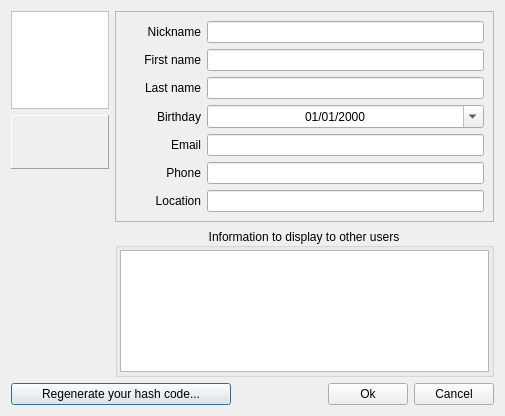
Before: the Qt Designer form src/desktop/GuiEditVCard.ui in shadowyli/shadow-chat, drawn with Qt 5.
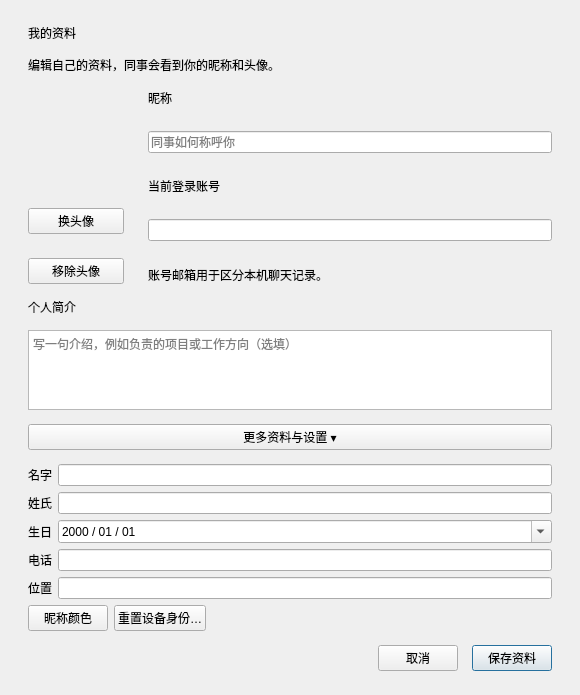
After: the same form once the commit is applied. Icons and pictures are not drawn.

Commit message: feat: deliver ShadowChat 1.1.1 with mandatory updates

```diff
--- a/src/desktop/GuiEditVCard.ui
+++ b/src/desktop/GuiEditVCard.ui
@@ -2,577 +2,56 @@
 <ui version="4.0">
  <class>GuiVCardDialog</class>
  <widget class="QDialog" name="GuiVCardDialog">
-  <property name="geometry">
-   <rect>
-    <x>0</x>
-    <y>0</y>
-    <width>505</width>
-    <height>416</height>
-   </rect>
-  </property>
-  <property name="windowTitle">
-   <string>Dialog</string>
-  </property>
-  <layout class="QGridLayout" name="gridLayout_3">
-   <item row="0" column="0">
-    <widget class="QLabel" name="mp_lPhoto">
-     <property name="sizePolicy">
-      <sizepolicy hsizetype="Fixed" vsizetype="Fixed">
-       <horstretch>0</horstretch>
-       <verstretch>0</verstretch>
-      </sizepolicy>
-     </property>
-     <property name="minimumSize">
-      <size>
-       <width>98</width>
-       <height>98</height>
-      </size>
-     </property>
-     <property name="maximumSize">
-      <size>
-       <width>98</width>
-       <height>98</height>
-      </size>
-     </property>
-     <property name="palette">
-      <palette>
-       <active>
-        <colorrole role="Base">
-         <brush brushstyle="SolidPattern">
-          <color alpha="255">
-           <red>255</red>
-           <green>255</green>
-           <blue>255</blue>
-          </color>
-         </brush>
-        </colorrole>
-        <colorrole role="Window">
-         <brush brushstyle="SolidPattern">
-          <color alpha="255">
-           <red>255</red>
-           <green>255</green>
-           <blue>255</blue>
-          </color>
-         </brush>
-        </colorrole>
-       </active>
-       <inactive>
-        <colorrole role="Base">
-         <brush brushstyle="SolidPattern">
-          <color alpha="255">
-           <red>255</red>
-           <green>255</green>
-           <blue>255</blue>
-          </color>
-         </brush>
-        </colorrole>
-        <colorrole role="Window">
-         <brush brushstyle="SolidPattern">
-          <color alpha="255">
-           <red>255</red>
-           <green>255</green>
-           <blue>255</blue>
-          </color>
-         </brush>
-        </colorrole>
-       </inactive>
-       <disabled>
-        <colorrole role="Base">
-         <brush brushstyle="SolidPattern">
-          <color alpha="255">
-           <red>255</red>
-           <green>255</green>
-           <blue>255</blue>
-          </color>
-         </brush>
-        </colorrole>
-        <colorrole role="Window">
-         <brush brushstyle="SolidPattern">
-          <color alpha="255">
-           <red>255</red>
-           <green>255</green>
-           <blue>255</blue>
-          </color>
-         </brush>
-        </colorrole>
-       </disabled>
-      </palette>
-     </property>
-     <property name="autoFillBackground">
-      <bool>true</bool>
-     </property>
-     <property name="frameShape">
-      <enum>QFrame::StyledPanel</enum>
-     </property>
-     <property name="frameShadow">
-      <enum>QFrame::Plain</enum>
-     </property>
-     <property name="text">
-      <string/>
-     </property>
-     <property name="scaledContents">
-      <bool>true</bool>
-     </property>
-    </widget>
-   </item>
-   <item row="0" column="1" rowspan="3">
-    <widget class="QFrame" name="mp_frame">
-     <property name="sizePolicy">
-      <sizepolicy hsizetype="Expanding" vsizetype="Preferred">
-       <horstretch>0</horstretch>
-       <verstretch>0</verstretch>
-      </sizepolicy>
-     </property>
-     <property name="frameShape">
-      <enum>QFrame::StyledPanel</enum>
-     </property>
-     <property name="frameShadow">
-      <enum>QFrame::Sunken</enum>
-     </property>
-     <layout class="QGridLayout" name="gridLayout">
-      <item row="2" column="1">
-       <widget class="QLineEdit" name="mp_leLastName">
-        <property name="maxLength">
-         <number>30</number>
-        </property>
-       </widget>
-      </item>
-      <item row="3" column="1">
-       <widget class="QDateEdit" name="mp_deBirthday">
-        <property name="sizePolicy">
-         <sizepolicy hsizetype="Expanding" vsizetype="Fixed">
-          <horstretch>0</horstretch>
-          <verstretch>0</verstretch>
-         </sizepolicy>
-        </property>
-        <property name="alignment">
-         <set>Qt::AlignCenter</set>
-        </property>
-        <property name="displayFormat">
-         <string>dd/MM/yyyy</string>
-        </property>
-        <property name="calendarPopup">
-         <bool>true</bool>
-        </property>
-       </widget>
-      </item>
-      <item row="5" column="0">
-       <widget class="QLabel" name="mp_lPhone">
-        <property name="sizePolicy">
-         <sizepolicy hsizetype="Minimum" vsizetype="Preferred">
-          <horstretch>0</horstretch>
-          <verstretch>0</verstretch>
-         </sizepolicy>
-        </property>
-        <property name="minimumSize">
-         <size>
-          <width>76</width>
-          <height>0</height>
-         </size>
-        </property>
-        <property name="text">
-         <string>Phone</string>
-        </property>
-        <property name="alignment">
-         <set>Qt::AlignRight|Qt::AlignTrailing|Qt::AlignVCenter</set>
-        </property>
-       </widget>
-      </item>
-      <item row="0" column="0">
-       <widget class="QLabel" name="mp_lNickname">
-        <property name="sizePolicy">
-         <sizepolicy hsizetype="Minimum" vsizetype="Preferred">
-          <horstretch>0</horstretch>
-          <verstretch>0</verstretch>
-         </sizepolicy>
-        </property>
-        <property name="minimumSize">
-         <size>
-          <width>76</width>
-          <height>0</height>
-         </size>
-        </property>
-        <property name="text">
-         <string>Nickname</string>
-        </property>
-        <property name="alignment">
-         <set>Qt::AlignRight|Qt::AlignTrailing|Qt::AlignVCenter</set>
-        </property>
-       </widget>
-      </item>
-      <item row="1" column="0">
-       <widget class="QLabel" name="mp_lFirstName">
-        <property name="sizePolicy">
-         <sizepolicy hsizetype="Minimum" vsizetype="Preferred">
-          <horstretch>0</horstretch>
-          <verstretch>0</verstretch>
-         </sizepolicy>
-        </property>
-        <property name="minimumSize">
-         <size>
-          <width>76</width>
-          <height>0</height>
-         </size>
-        </property>
-        <property name="text">
-         <string>First name</string>
-        </property>
-        <property name="alignment">
-         <set>Qt::AlignRight|Qt::AlignTrailing|Qt::AlignVCenter</set>
-        </property>
-       </widget>
-      </item>
-      <item row="1" column="1">
-       <widget class="QLineEdit" name="mp_leFirstName">
-        <property name="maxLength">
-         <number>30</number>
-        </property>
-       </widget>
-      </item>
-      <item row="4" column="1">
-       <widget class="QLineEdit" name="mp_leEmail">
-        <property name="maxLength">
-         <number>80</number>
-        </property>
-       </widget>
-      </item>
-      <item row="4" column="0">
-       <widget class="QLabel" name="mp_lEmail">
-        <property name="sizePolicy">
-         <sizepolicy hsizetype="Fixed" vsizetype="Preferred">
-          <horstretch>0</horstretch>
-          <verstretch>0</verstretch>
-         </sizepolicy>
-        </property>
-        <property name="minimumSize">
-         <size>
-          <width>76</width>
-          <height>0</height>
-         </size>
-        </property>
-        <property name="text">
-         <string>Email</string>
-        </property>
-        <property name="alignment">
-         <set>Qt::AlignRight|Qt::AlignTrailing|Qt::AlignVCenter</set>
-        </property>
-       </widget>
-      </item>
-      <item row="5" column="1">
-       <widget class="QLineEdit" name="mp_lePhone">
-        <property name="maxLength">
-         <number>80</number>
-        </property>
-       </widget>
-      </item>
-      <item row="2" column="0">
-       <widget class="QLabel" name="mp_lLastName">
-        <property name="sizePolicy">
-         <sizepolicy hsizetype="Minimum" vsizetype="Preferred">
-          <horstretch>0</horstretch>
-          <verstretch>0</verstretch>
-         </sizepolicy>
-        </property>
-        <property name="minimumSize">
-         <size>
-          <width>76</width>
-          <height>0</height>
-         </size>
-        </property>
-        <property name="text">
-         <string>Last name</string>
-        </property>
-        <property name="alignment">
-         <set>Qt::AlignRight|Qt::AlignTrailing|Qt::AlignVCenter</set>
-        </property>
-       </widget>
-      </item>
-      <item row="3" column="0">
-       <widget class="QLabel" name="mp_lBirthday">
-        <property name="sizePolicy">
-         <sizepolicy hsizetype="Fixed" vsizetype="Preferred">
-          <horstretch>0</horstretch>
-          <verstretch>0</verstretch>
-         </sizepolicy>
-        </property>
-        <property name="minimumSize">
-         <size>
-          <width>76</width>
-          <height>0</height>
-         </size>
-        </property>
-        <property name="text">
-         <string>Birthday</string>
-        </property>
-        <property name="alignment">
-         <set>Qt::AlignRight|Qt::AlignTrailing|Qt::AlignVCenter</set>
-        </property>
-       </widget>
-      </item>
-      <item row="0" column="1">
-       <widget class="QLineEdit" name="mp_leNickname">
-        <property name="text">
-         <string/>
-        </property>
-        <property name="maxLength">
-         <number>50</number>
-        </property>
-       </widget>
-      </item>
-      <item row="6" column="0">
-       <widget class="QLabel" name="mp_lRoom">
-        <property name="toolTip">
-         <string>Your room, location or address</string>
-        </property>
-        <property name="text">
-         <string>Location</string>
-        </property>
-        <property name="alignment">
-         <set>Qt::AlignRight|Qt::AlignTrailing|Qt::AlignVCenter</set>
-        </property>
-       </widget>
-      </item>
-      <item row="6" column="1">
-       <widget class="QLineEdit" name="mp_leRoom"/>
-      </item>
-     </layout>
-    </widget>
-   </item>
-   <item row="1" column="0">
-    <widget class="QFrame" name="frame">
-     <property name="sizePolicy">
-      <sizepolicy hsizetype="Fixed" vsizetype="Preferred">
-       <horstretch>0</horstretch>
-       <verstretch>0</verstretch>
-      </sizepolicy>
-     </property>
-     <property name="minimumSize">
-      <size>
-       <width>98</width>
-       <height>42</height>
-      </size>
-     </property>
-     <property name="maximumSize">
-      <size>
-       <width>98</width>
-       <height>16777215</height>
-      </size>
-     </property>
-     <property name="frameShape">
-      <enum>QFrame::Panel</enum>
-     </property>
-     <property name="frameShadow">
-      <enum>QFrame::Raised</enum>
-     </property>
-     <layout class="QHBoxLayout" name="horizontalLayout">
-      <property name="spacing">
-       <number>2</number>
-      </property>
-      <property name="leftMargin">
-       <number>2</number>
-      </property>
-      <property name="topMargin">
-       <number>2</number>
-      </property>
-      <property name="rightMargin">
-       <number>2</number>
-      </property>
-      <property name="bottomMargin">
-       <number>2</number>
-      </property>
-      <item>
-       <widget class="QPushButton" name="mp_pbChangePhoto">
-        <property name="maximumSize">
-         <size>
-          <width>26</width>
-          <height>26</height>
-         </size>
-        </property>
-        <property name="toolTip">
-         <string>Add or change photo</string>
-        </property>
-        <property name="icon">
-         <iconset resource="../beebeep.qrc">
-          <normaloff>:/images/add.png</normaloff>:/images/add.png</iconset>
-        </property>
-        <property name="iconSize">
-         <size>
-          <width>24</width>
-          <height>24</height>
-         </size>
-        </property>
-        <property name="autoDefault">
-         <bool>false</bool>
-        </property>
-        <property name="flat">
-         <bool>true</bool>
-        </property>
-       </widget>
-      </item>
-      <item>
-       <widget class="QPushButton" name="mp_pbRemovePhoto">
-        <property name="maximumSize">
-         <size>
-          <width>26</width>
-          <height>26</height>
-         </size>
-        </property>
-        <property name="toolTip">
-         <string>Remove photo</string>
-        </property>
-        <property name="text">
-         <string/>
-        </property>
-        <property name="icon">
-         <iconset resource="../beebeep.qrc">
-          <normaloff>:/images/delete.png</normaloff>:/images/delete.png</iconset>
-        </property>
-        <property name="iconSize">
-         <size>
-          <width>24</width>
-          <height>24</height>
-         </size>
-        </property>
-        <property name="autoDefault">
-         <bool>false</bool>
-        </property>
-        <property name="flat">
-         <bool>true</bool>
-        </property>
-       </widget>
-      </item>
-      <item>
-       <widget class="QPushButton" name="mp_pbColor">
-        <property name="maximumSize">
-         <size>
-          <width>26</width>
-          <height>26</height>
-         </size>
-        </property>
-        <property name="toolTip">
-         <string>Change your nickname color</string>
-        </property>
-        <property name="icon">
-         <iconset resource="../beebeep.qrc">
-          <normaloff>:/images/font-color.png</normaloff>:/images/font-color.png</iconset>
-        </property>
-        <property name="iconSize">
-         <size>
-          <width>24</width>
-          <height>24</height>
-         </size>
-        </property>
-        <property name="autoDefault">
-         <bool>false</bool>
-        </property>
-        <property name="flat">
-         <bool>true</bool>
-        </property>
-       </widget>
-      </item>
-     </layout>
-    </widget>
-   </item>
-   <item row="2" column="0" rowspan="2">
-    <spacer name="verticalSpacer">
-     <property name="orientation">
-      <enum>Qt::Vertical</enum>
-     </property>
-     <property name="sizeHint" stdset="0">
-      <size>
-       <width>20</width>
-       <height>62</height>
-      </size>
-     </property>
-    </spacer>
-   </item>
-   <item row="3" column="1">
-    <widget class="QGroupBox" name="mp_gbInfo">
-     <property name="title">
-      <string>Information to display to other users</string>
-     </property>
-     <property name="alignment">
-      <set>Qt::AlignCenter</set>
-     </property>
-     <property name="flat">
-      <bool>true</bool>
-     </property>
-     <layout class="QGridLayout" name="gridLayout_2">
-      <property name="leftMargin">
-       <number>2</number>
-      </property>
-      <property name="topMargin">
-       <number>2</number>
-      </property>
-      <property name="rightMargin">
-       <number>2</number>
-      </property>
-      <property name="bottomMargin">
-       <number>2</number>
-      </property>
-      <item row="0" column="0">
-       <widget class="QPlainTextEdit" name="mp_teInfo">
-        <property name="sizePolicy">
-         <sizepolicy hsizetype="Expanding" vsizetype="MinimumExpanding">
-          <horstretch>0</horstretch>
-          <verstretch>0</verstretch>
-         </sizepolicy>
-        </property>
-        <property name="minimumSize">
-         <size>
-          <width>0</width>
-          <height>60</height>
-         </size>
-        </property>
-       </widget>
-      </item>
-     </layout>
-    </widget>
-   </item>
-   <item row="4" column="0" colspan="2">
-    <layout class="QHBoxLayout" name="horizontalLayout_2">
-     <item>
-      <widget class="QPushButton" name="mp_pbRegenerateHash">
-       <property name="minimumSize">
-        <size>
-         <width>220</width>
-         <height>0</height>
-        </size>
-       </property>
-       <property name="text">
-        <string>Regenerate your hash code...</string>
-       </property>
-      </widget>
-     </item>
-     <item>
-      <spacer name="horizontalSpacer">
-       <property name="orientation">
-        <enum>Qt::Horizontal</enum>
-       </property>
-       <property name="sizeHint" stdset="0">
-        <size>
-         <width>141</width>
-         <height>20</height>
-        </size>
-       </property>
-      </spacer>
-     </item>
-     <item>
-      <widget class="QPushButton" name="mp_pbOk">
-       <property name="text">
-        <string>Ok</string>
-       </property>
-      </widget>
-     </item>
-     <item>
-      <widget class="QPushButton" name="mp_pbCancel">
-       <property name="text">
-        <string>Cancel</string>
-       </property>
-      </widget>
-     </item>
-    </layout>
-   </item>
+  <property name="geometry"><rect><x>0</x><y>0</y><width>580</width><height>470</height></rect></property>
+  <property name="windowTitle"><string>我的资料</string></property>
+  <layout class="QVBoxLayout" name="mainLayout">
+   <property name="spacing"><number>14</number></property>
+   <property name="leftMargin"><number>28</number></property><property name="topMargin"><number>24</number></property><property name="rightMargin"><number>28</number></property><property name="bottomMargin"><number>24</number></property>
+   <item><widget class="QLabel" name="mp_lTitle"><property name="text"><string>我的资料</string></property></widget></item>
+   <item><widget class="QLabel" name="mp_lIdentity"><property name="text"><string>编辑自己的资料，同事会看到你的昵称和头像。</string></property><property name="wordWrap"><bool>true</bool></property></widget></item>
+   <item><layout class="QHBoxLayout" name="profileLayout">
+    <property name="spacing"><number>24</number></property>
+    <item><layout class="QVBoxLayout" name="avatarLayout">
+     <item><widget class="QLabel" name="mp_lPhoto"><property name="minimumSize"><size><width>96</width><height>96</height></size></property><property name="maximumSize"><size><width>96</width><height>96</height></size></property><property name="text"><string/></property><property name="alignment"><set>Qt::AlignCenter</set></property></widget></item>
+     <item><widget class="QPushButton" name="mp_pbChangePhoto"><property name="text"><string>换头像</string></property><property name="autoDefault"><bool>false</bool></property></widget></item>
+     <item><widget class="QPushButton" name="mp_pbRemovePhoto"><property name="text"><string>移除头像</string></property><property name="autoDefault"><bool>false</bool></property></widget></item>
+    </layout></item>
+    <item><layout class="QVBoxLayout" name="basicLayout">
+     <item><widget class="QLabel" name="mp_lNickname"><property name="text"><string>昵称</string></property></widget></item>
+     <item><widget class="QLineEdit" name="mp_leNickname"><property name="maxLength"><number>50</number></property><property name="placeholderText"><string>同事如何称呼你</string></property></widget></item>
+     <item><widget class="QLabel" name="mp_lEmail"><property name="text"><string>当前登录账号</string></property></widget></item>
+     <item><widget class="QLineEdit" name="mp_leEmail"><property name="maxLength"><number>160</number></property></widget></item>
+     <item><widget class="QLabel" name="mp_lEmailHint"><property name="text"><string>账号邮箱用于区分本机聊天记录。</string></property><property name="wordWrap"><bool>true</bool></property></widget></item>
+    </layout></item>
+   </layout></item>
+   <item><widget class="QLabel" name="mp_lInfo"><property name="text"><string>个人简介</string></property></widget></item>
+   <item><widget class="QPlainTextEdit" name="mp_teInfo"><property name="minimumSize"><size><width>0</width><height>80</height></size></property><property name="maximumSize"><size><width>16777215</width><height>96</height></size></property><property name="placeholderText"><string>写一句介绍，例如负责的项目或工作方向（选填）</string></property></widget></item>
+   <item><widget class="QPushButton" name="mp_pbAdvanced"><property name="text"><string>更多资料与设置 ▾</string></property><property name="checkable"><bool>true</bool></property><property name="autoDefault"><bool>false</bool></property></widget></item>
+   <item><widget class="QWidget" name="mp_advanced"><layout class="QVBoxLayout" name="advancedLayout">
+    <property name="leftMargin"><number>0</number></property><property name="topMargin"><number>0</number></property><property name="rightMargin"><number>0</number></property><property name="bottomMargin"><number>0</number></property>
+    <item><layout class="QFormLayout" name="optionalLayout">
+     <item row="0" column="0"><widget class="QLabel" name="mp_lFirstName"><property name="text"><string>名字</string></property></widget></item>
+     <item row="0" column="1"><widget class="QLineEdit" name="mp_leFirstName"><property name="maxLength"><number>30</number></property></widget></item>
+     <item row="1" column="0"><widget class="QLabel" name="mp_lLastName"><property name="text"><string>姓氏</string></property></widget></item>
+     <item row="1" column="1"><widget class="QLineEdit" name="mp_leLastName"><property name="maxLength"><number>30</number></property></widget></item>
+     <item row="2" column="0"><widget class="QLabel" name="mp_lBirthday"><property name="text"><string>生日</string></property></widget></item>
+     <item row="2" column="1"><widget class="QDateEdit" name="mp_deBirthday"><property name="displayFormat"><string>yyyy / MM / dd</string></property><property name="calendarPopup"><bool>true</bool></property></widget></item>
+     <item row="3" column="0"><widget class="QLabel" name="mp_lPhone"><property name="text"><string>电话</string></property></widget></item>
+     <item row="3" column="1"><widget class="QLineEdit" name="mp_lePhone"><property name="maxLength"><number>80</number></property></widget></item>
+     <item row="4" column="0"><widget class="QLabel" name="mp_lRoom"><property name="text"><string>位置</string></property></widget></item>
+     <item row="4" column="1"><widget class="QLineEdit" name="mp_leRoom"/></item>
+    </layout></item>
+    <item><layout class="QHBoxLayout" name="settingsLayout">
+     <item><widget class="QPushButton" name="mp_pbColor"><property name="text"><string>昵称颜色</string></property><property name="autoDefault"><bool>false</bool></property></widget></item>
+     <item><widget class="QPushButton" name="mp_pbRegenerateHash"><property name="text"><string>重置设备身份…</string></property><property name="autoDefault"><bool>false</bool></property></widget></item>
+     <item><spacer name="settingsSpacer"><property name="orientation"><enum>Qt::Horizontal</enum></property><property name="sizeHint" stdset="0"><size><width>10</width><height>10</height></size></property></spacer></item>
+    </layout></item>
+   </layout></widget></item>
+   <item><layout class="QHBoxLayout" name="buttonLayout">
+    <item><spacer name="buttonSpacer"><property name="orientation"><enum>Qt::Horizontal</enum></property><property name="sizeHint" stdset="0"><size><width>40</width><height>10</height></size></property></spacer></item>
+    <item><widget class="QPushButton" name="mp_pbCancel"><property name="text"><string>取消</string></property><property name="autoDefault"><bool>false</bool></property></widget></item>
+    <item><widget class="QPushButton" name="mp_pbOk"><property name="text"><string>保存资料</string></property><property name="default"><bool>true</bool></property></widget></item>
+   </layout></item>
   </layout>
  </widget>
  <tabstops>
```
Left out of the diff: 21 changed lines with no effect on the pictures. The commit also changes 182 other files.
